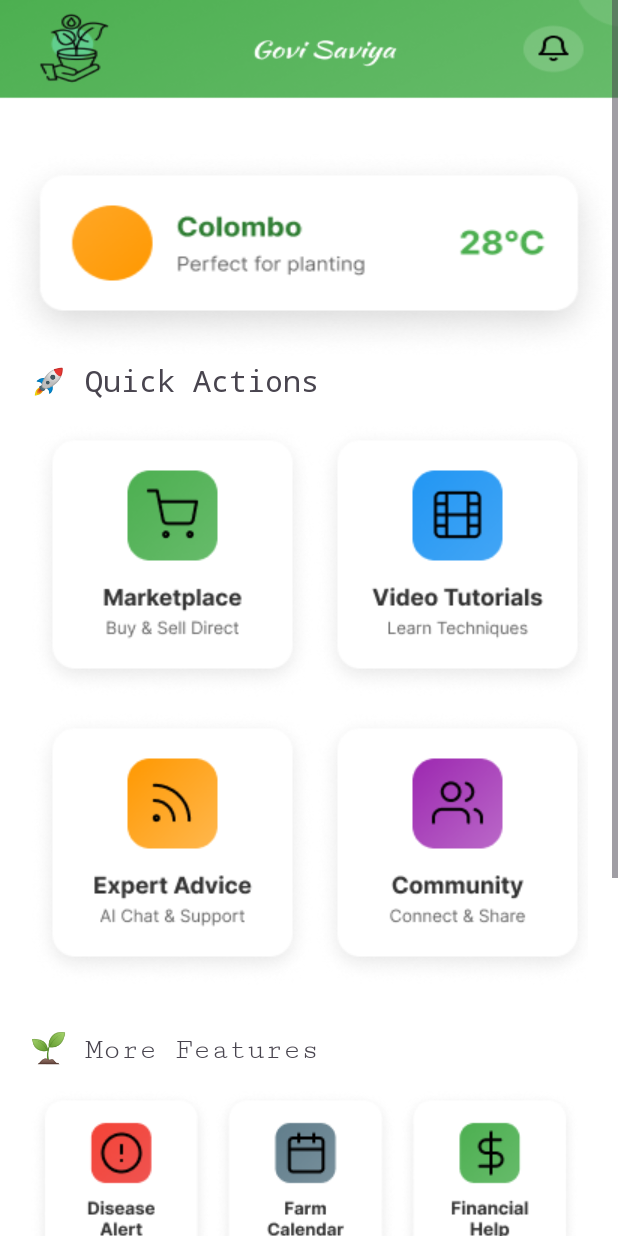
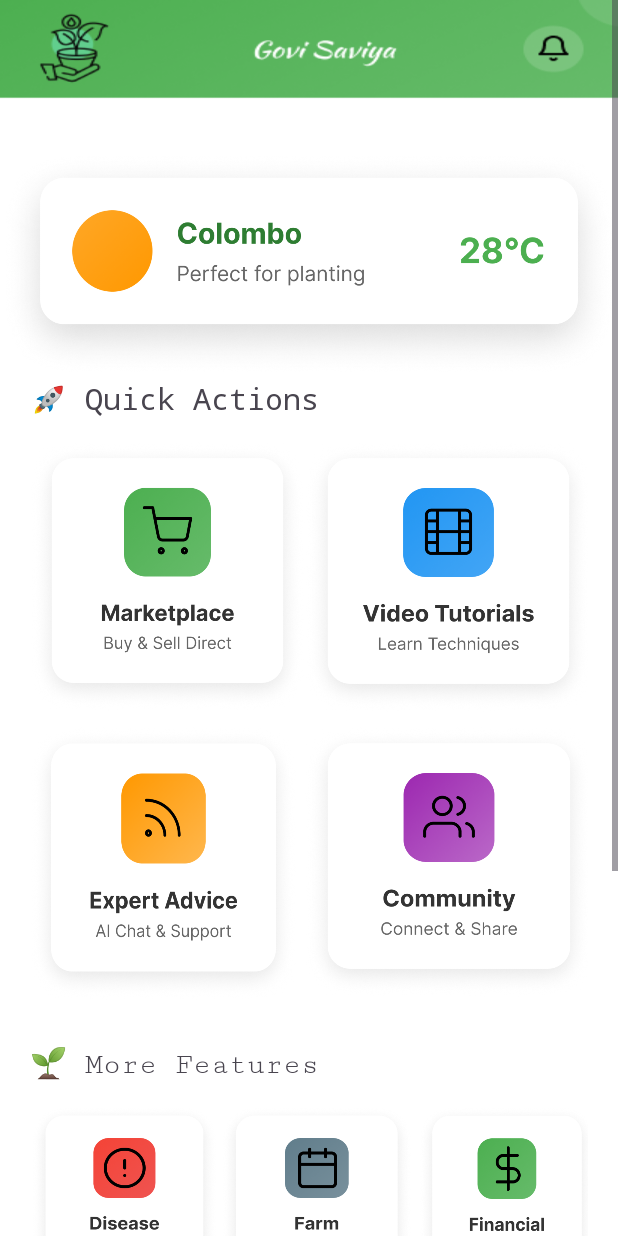
Before and after one commit to Dinushan4568/Govi_saviya, an Android app: the HomeActivity screen opened directly, with no data from a screen before it, on a phone screen of 412 x 824 dp. Run offline under Robolectric (Android 15) with nearby library versions, the phone set to English and light mode, and no system bars; Roboto replaces fonts that are not available here.

Commit message:
icon update

```diff
--- a/app/src/main/res/layout/activity_home.xml
+++ b/app/src/main/res/layout/activity_home.xml
@@ -18,7 +18,7 @@
 
         <LinearLayout
             android:layout_width="match_parent"
-            android:layout_height="wrap_content"
+            android:layout_height="152dp"
             android:background="@drawable/bg_weather_card"
             android:gravity="center_vertical"
             android:orientation="horizontal"
@@ -43,34 +43,34 @@
                 android:textSize="20sp" />
 
             <GridLayout
-                android:layout_width="match_parent"
-                android:layout_height="wrap_content"
+                android:layout_width="wrap_content"
+                android:layout_height="match_parent"
                 android:columnCount="2"
                 android:rowCount="2">
 
                 <ImageView
-                    android:layout_width="wrap_content"
-                    android:layout_height="wrap_content"
+                    android:layout_width="183dp"
+                    android:layout_height="179dp"
                     android:layout_marginBottom="10dp"
                     android:background="@drawable/bg_marketplace_icon" />
 
                 <ImageView
-                    android:layout_width="wrap_content"
-                    android:layout_height="wrap_content"
+                    android:layout_width="191dp"
+                    android:layout_height="180dp"
                     android:layout_marginBottom="10dp"
                     android:background="@drawable/bg_tutorials_icon"
                     android:padding="10dp" />
 
                 <ImageView
-                    android:layout_width="wrap_content"
-                    android:layout_height="wrap_content"
+                    android:layout_width="178dp"
+                    android:layout_height="182dp"
                     android:layout_marginBottom="10dp"
                     android:background="@drawable/bg_expert_advice_icon"
                     android:padding="10dp" />
 
                 <ImageView
-                    android:layout_width="wrap_content"
-                    android:layout_height="wrap_content"
+                    android:layout_width="192dp"
+                    android:layout_height="180dp"
                     android:layout_marginBottom="10dp"
                     android:background="@drawable/bg_community_icon"
                     android:padding="10dp" />
@@ -101,43 +101,43 @@
                 android:rowCount="2">
 
                 <ImageView
-                    android:layout_width="wrap_content"
-                    android:layout_height="wrap_content"
+                    android:layout_width="126dp"
+                    android:layout_height="128dp"
                     android:layout_marginBottom="8dp"
                     android:background="@drawable/bg_diseases_icon"
                     android:padding="8dp" />
 
                 <ImageView
-                    android:layout_width="wrap_content"
-                    android:layout_height="wrap_content"
+                    android:layout_width="129dp"
+                    android:layout_height="128dp"
                     android:layout_marginBottom="8dp"
                     android:background="@drawable/bg_calendar_icon"
                     android:padding="8dp" />
 
                 <ImageView
-                    android:layout_width="wrap_content"
-                    android:layout_height="wrap_content"
+                    android:layout_width="119dp"
+                    android:layout_height="129dp"
                     android:layout_marginBottom="8dp"
                     android:background="@drawable/bg_financial_icon"
                     android:padding="8dp" />
 
                 <ImageView
-                    android:layout_width="wrap_content"
-                    android:layout_height="wrap_content"
+                    android:layout_width="121dp"
+                    android:layout_height="125dp"
                     android:layout_marginBottom="8dp"
                     android:background="@drawable/bg_workers_icon"
                     android:padding="8dp" />
 
                 <ImageView
-                    android:layout_width="wrap_content"
-                    android:layout_height="wrap_content"
+                    android:layout_width="132dp"
+                    android:layout_height="125dp"
                     android:layout_marginBottom="8dp"
                     android:background="@drawable/bg_pesticides_icon"
                     android:padding="8dp" />
 
                 <ImageView
-                    android:layout_width="wrap_content"
-                    android:layout_height="wrap_content"
+                    android:layout_width="122dp"
+                    android:layout_height="125dp"
                     android:layout_marginBottom="8dp"
                     android:background="@drawable/bg_feedback_icon"
                     android:padding="8dp" />
```
Also changed, not shown: app/src/main/res/drawable/bg_calendar_icon.png, app/src/main/res/drawable/bg_community_icon.png, app/src/main/res/drawable/bg_diseases_icon.png, app/src/main/res/drawable/bg_expert_advice_icon.png, app/src/main/res/drawable/bg_feedback_icon.png, app/src/main/res/drawable/bg_financial_icon.png, app/src/main/res/drawable/bg_marketplace_icon.png, app/src/main/res/drawable/bg_pesticides_icon.png, app/src/main/res/drawable/bg_tutorials_icon.png, app/src/main/res/drawable/bg_weather_card.png, app/src/main/res/drawable/bg_workers_icon.png.
